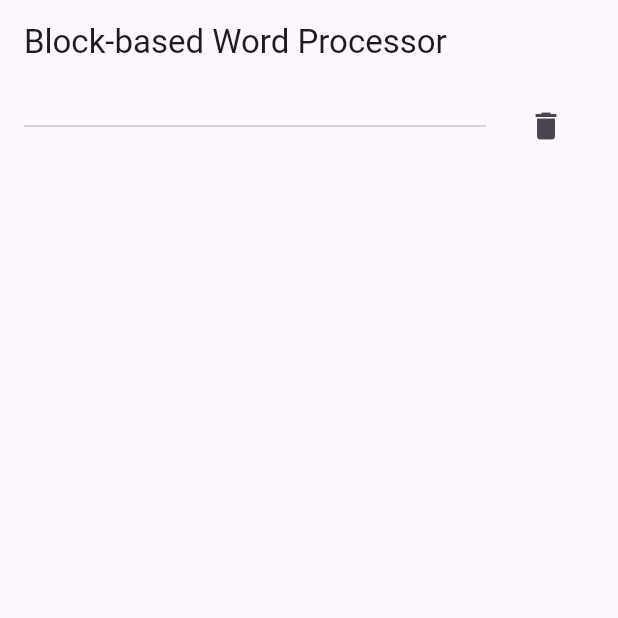
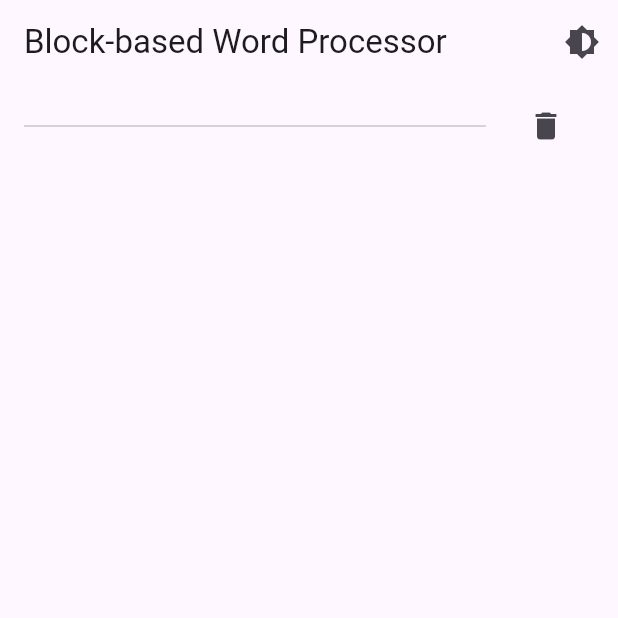
Before and after one commit to marccodesstuff/Trestle, a Flutter app: the screen it shows after launch, after a tap on "Add Divider Block", on a phone screen of 412 x 824 dp, the top half of it. Run offline on Flutter 3.47's test engine with Material 3 defaults, Android fonts, the phone set to English and light mode, and no system bars.

Commit message:
Added dark mode

```diff
--- a/lib/main.dart
+++ b/lib/main.dart
@@ -2,6 +2,7 @@ import 'package:flutter/material.dart';
 import 'package:provider/provider.dart';
 import 'providers/blocks_provider.dart';
 import 'models/block.dart'; // This is not being used since the application starts at the document immediately instead of the home screen
+import 'providers/theme_provider.dart';
 
 void main() {
   runApp(MyApp());
@@ -10,10 +11,20 @@ void main() {
 class MyApp extends StatelessWidget {
   @override
   Widget build(BuildContext context) {
-    return ChangeNotifierProvider(
-      create: (context) => BlocksProvider(),
-      child: MaterialApp(
-        home: HomeScreen(),
+    return MultiProvider(
+      providers: [
+        ChangeNotifierProvider(create: (context) => BlocksProvider()),
+        ChangeNotifierProvider(create: (context) => ThemeProvider()),
+      ],
+      child: Consumer<ThemeProvider>(
+        builder: (context, themeProvider, child) {
+          return MaterialApp(
+            theme: ThemeData.light(),
+            darkTheme: ThemeData.dark(),
+            themeMode: themeProvider.themeMode,
+            home: HomeScreen(),
+          );
+        },
       ),
     );
   }
@@ -28,6 +39,14 @@ class HomeScreen extends StatelessWidget {
     return Scaffold(
       appBar: AppBar(
         title: Text('Block-based Word Processor'),
+        actions: [
+          IconButton(
+            icon: Icon(Icons.brightness_6),
+            onPressed: () {
+              Provider.of<ThemeProvider>(context, listen: false).toggleTheme();
+            },
+          ),
+        ],
       ),
       body: Column(
         children: [
--- /dev/null
+++ b/lib/providers/theme_provider.dart
@@ -0,0 +1,16 @@
+import 'package:flutter/material.dart';
+
+class ThemeProvider with ChangeNotifier {
+  ThemeMode _themeMode = ThemeMode.system;
+
+  ThemeMode get themeMode => _themeMode;
+
+  void toggleTheme() {
+    if (_themeMode == ThemeMode.light) {
+      _themeMode = ThemeMode.dark;
+    } else {
+      _themeMode = ThemeMode.light;
+    }
+    notifyListeners();
+  }
+}
```
